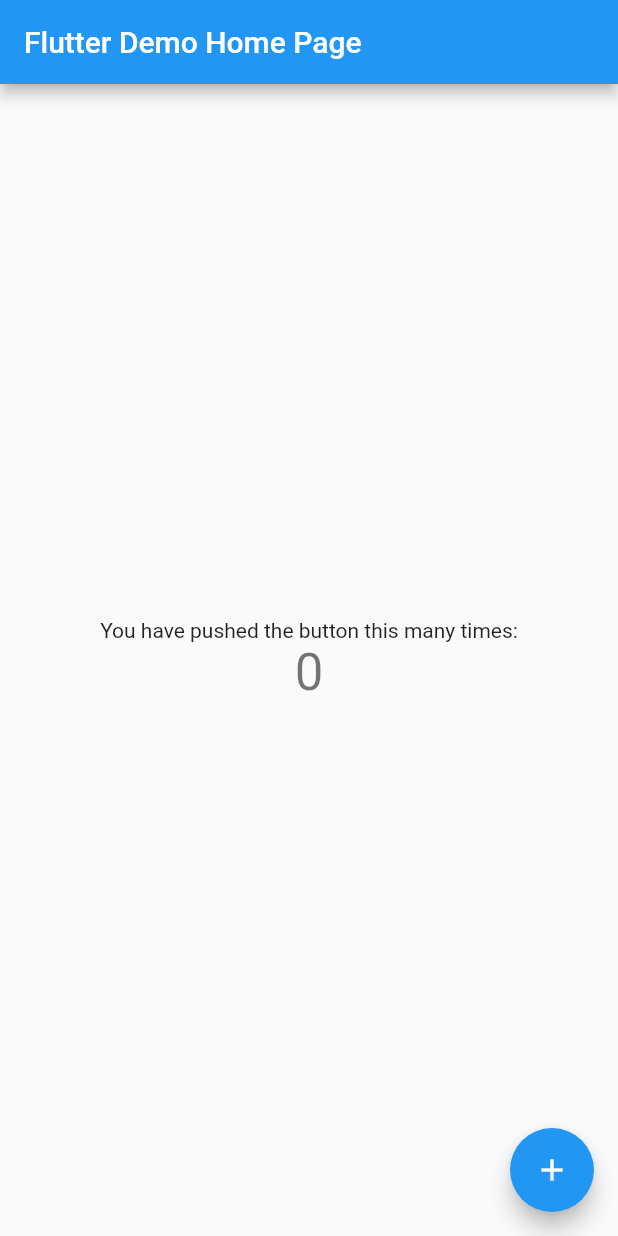
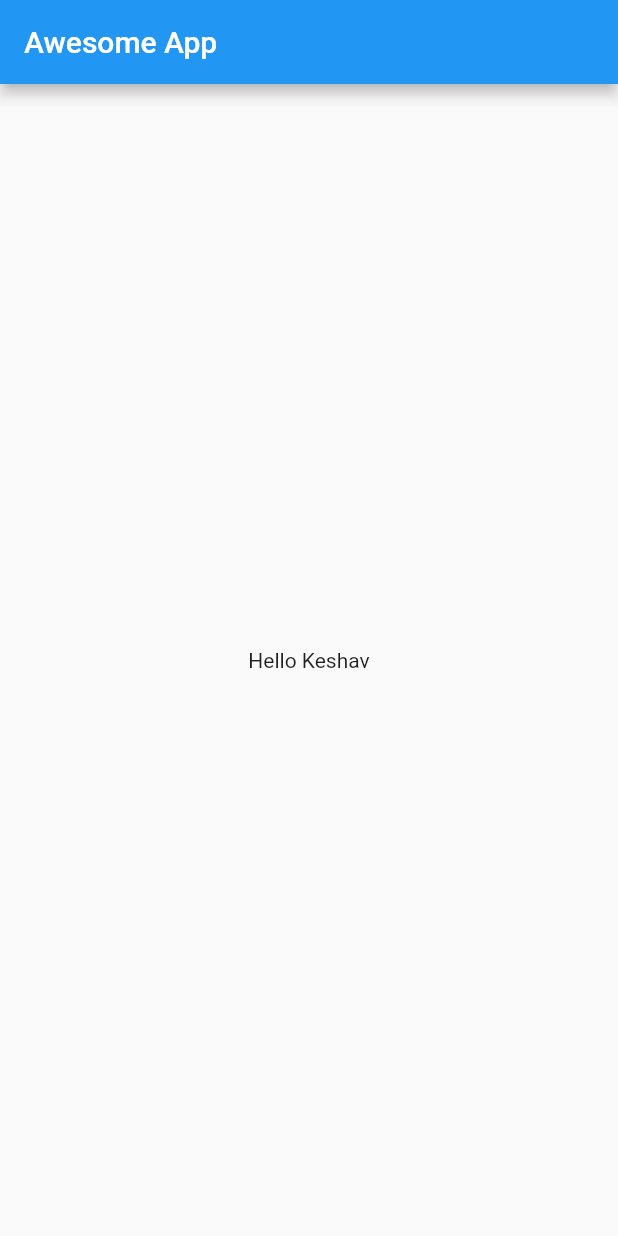
Before and after one commit to Kparihar04/Flutter_Project1, a Flutter app: the screen it shows after launch, on a phone screen of 412 x 824 dp. Run offline on Flutter 3.47's test engine with Material 2 defaults, Android fonts, the phone set to English and light mode, and no system bars.

Commit message:
Ch1_Completed

```diff
--- a/Project_1/test_app/lib/main.dart
+++ b/Project_1/test_app/lib/main.dart
@@ -1,115 +1,22 @@
 import 'package:flutter/material.dart';
 
 void main() {
-  runApp(const MyApp());
+  runApp(MaterialApp(
+    title: "Awesome App",
+    home: HomePage(),
+  ));
 }
 
-class MyApp extends StatelessWidget {
-  const MyApp({super.key});
-
-  // This widget is the root of your application.
+class HomePage extends StatelessWidget {
   @override
   Widget build(BuildContext context) {
-    return MaterialApp(
-      title: 'Flutter Demo',
-      theme: ThemeData(
-        // This is the theme of your application.
-        //
-        // Try running your application with "flutter run". You'll see the
-        // application has a blue toolbar. Then, without quitting the app, try
-        // changing the primarySwatch below to Colors.green and then invoke
-        // "hot reload" (press "r" in the console where you ran "flutter run",
-        // or simply save your changes to "hot reload" in a Flutter IDE).
-        // Notice that the counter didn't reset back to zero; the application
-        // is not restarted.
-        primarySwatch: Colors.blue,
+    return Scaffold(
+      appBar: AppBar(
+        title: Text("Awesome App"),
       ),
-      home: const MyHomePage(title: 'Flutter Demo Home Page'),
+      body: Container(
+        child: Center(child: Text("Hello Keshav")),
+      ),
     );
   }
 }
-
-class MyHomePage extends StatefulWidget {
-  const MyHomePage({super.key, required this.title});
-
-  // This widget is the home page of your application. It is stateful, meaning
-  // that it has a State object (defined below) that contains fields that affect
-  // how it looks.
-
-  // This class is the configuration for the state. It holds the values (in this
-  // case the title) provided by the parent (in this case the App widget) and
-  // used by the build method of the State. Fields in a Widget subclass are
-  // always marked "final".
-
-  final String title;
-
-  @override
-  State<MyHomePage> createState() => _MyHomePageState();
-}
-
-class _MyHomePageState extends State<MyHomePage> {
-  int _counter = 0;
-
-  void _incrementCounter() {
-    setState(() {
-      // This call to setState tells the Flutter framework that something has
-      // changed in this State, which causes it to rerun the build method below
-      // so that the display can reflect the updated values. If we changed
-      // _counter without calling setState(), then the build method would not be
-      // called again, and so nothing would appear to happen.
-      _counter++;
-    });
-  }
-
-  @override
-  Widget build(BuildContext context) {
-    // This method is rerun every time setState is called, for instance as done
-    // by the _incrementCounter method above.
-    //
-    // The Flutter framework has been optimized to make rerunning build methods
-    // fast, so that you can just rebuild anything that needs updating rather
-    // than having to individually change instances of widgets.
-    return Scaffold(
-      appBar: AppBar(
-        // Here we take the value from the MyHomePage object that was created by
-        // the App.build method, and use it to set our appbar title.
-        title: Text(widget.title),
-      ),
-      body: Center(
-        // Center is a layout widget. It takes a single child and positions it
-        // in the middle of the parent.
-        child: Column(
-          // Column is also a layout widget. It takes a list of children and
-          // arranges them vertically. By default, it sizes itself to fit its
-          // children horizontally, and tries to be as tall as its parent.
-          //
-          // Invoke "debug painting" (press "p" in the console, choose the
-          // "Toggle Debug Paint" action from the Flutter Inspector in Android
-          // Studio, or the "Toggle Debug Paint" command in Visual Studio Code)
-          // to see the wireframe for each widget.
-          //
-          // Column has various properties to control how it sizes itself and
-          // how it positions its children. Here we use mainAxisAlignment to
-          // center the children vertically; the main axis here is the vertical
-          // axis because Columns are vertical (the cross axis would be
-          // horizontal).
-          mainAxisAlignment: MainAxisAlignment.center,
-          children: <Widget>[
-            const Text(
-              'You have pushed the button this many times:',
-            ),
-            Text(
-              '$_counter',
-              style: Theme.of(context).textTheme.headline4,
-            ),
-          ],
-        ),
-      ),
-      floatingActionButton: FloatingActionButton(
-        onPressed: _incrementCounter,
-        tooltip: 'Increment',
-        child: const Icon(Icons.add),
-      ), // This trailing comma makes auto-formatting nicer for build methods.
-    );
-  }
-}
```
